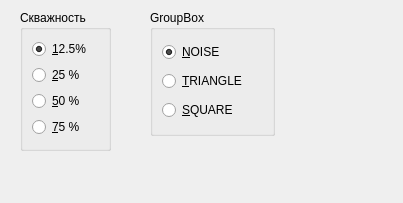
Above: SyntTest/nessyntform.ui from Warchild33/FormantSynth before the change. Below: the same form after it.
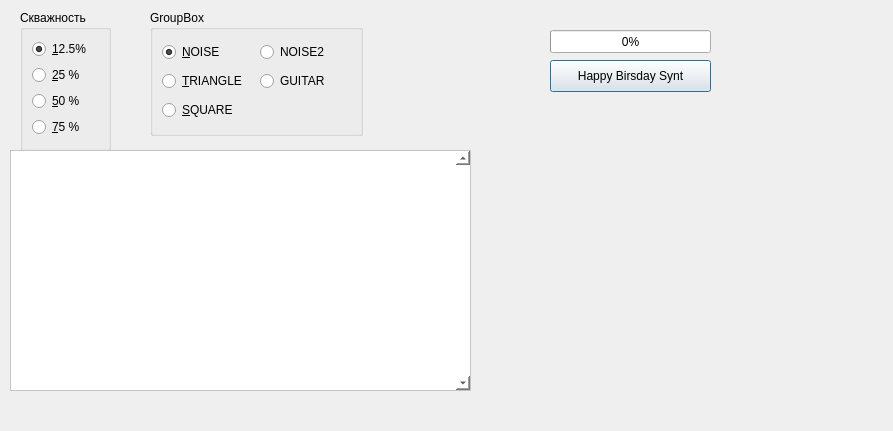
That is the form after the change.

Commit message: working on guitar synth

What changed in the file:
```diff
--- a/SyntTest/nessyntform.ui
+++ b/SyntTest/nessyntform.ui
@@ -6,8 +6,8 @@
    <rect>
     <x>0</x>
     <y>0</y>
-    <width>403</width>
-    <height>203</height>
+    <width>893</width>
+    <height>431</height>
    </rect>
   </property>
   <property name="windowTitle">
@@ -64,15 +64,15 @@
     <rect>
      <x>150</x>
      <y>10</y>
-     <width>125</width>
+     <width>213</width>
      <height>126</height>
     </rect>
    </property>
    <property name="title">
     <string>GroupBox</string>
    </property>
-   <layout class="QVBoxLayout" name="verticalLayout">
-    <item>
+   <layout class="QGridLayout" name="gridLayout_2">
+    <item row="0" column="0">
      <widget class="QRadioButton" name="NoiseBut">
       <property name="text">
        <string>&amp;NOISE</string>
@@ -82,14 +82,24 @@
       </property>
      </widget>
     </item>
-    <item>
+    <item row="0" column="1">
+     <widget class="QRadioButton" name="squareButton_2">
+      <property name="text">
+       <string>NOISE2</string>
+      </property>
+      <property name="checked">
+       <bool>false</bool>
+      </property>
+     </widget>
+    </item>
+    <item row="1" column="0">
      <widget class="QRadioButton" name="triangleButton">
       <property name="text">
        <string>&amp;TRIANGLE</string>
       </property>
      </widget>
     </item>
-    <item>
+    <item row="2" column="0">
      <widget class="QRadioButton" name="squareButton">
       <property name="text">
        <string>&amp;SQUARE</string>
@@ -99,8 +109,73 @@
       </property>
      </widget>
     </item>
+    <item row="1" column="1">
+     <widget class="QRadioButton" name="squareButton_3">
+      <property name="text">
+       <string>GUITAR</string>
+      </property>
+      <property name="checked">
+       <bool>false</bool>
+      </property>
+     </widget>
+    </item>
    </layout>
   </widget>
+  <widget class="QPlainTextEdit" name="console">
+   <property name="geometry">
+    <rect>
+     <x>10</x>
+     <y>150</y>
+     <width>461</width>
+     <height>241</height>
+    </rect>
+   </property>
+   <property name="styleSheet">
+    <string notr="true">background-color: rgb(255, 255, 255);</string>
+   </property>
+   <property name="verticalScrollBarPolicy">
+    <enum>Qt::ScrollBarAlwaysOn</enum>
+   </property>
+   <property name="horizontalScrollBarPolicy">
+    <enum>Qt::ScrollBarAlwaysOff</enum>
+   </property>
+  </widget>
+  <widget class="QWidget" name="plotFrame" native="true">
+   <property name="geometry">
+    <rect>
+     <x>480</x>
+     <y>150</y>
+     <width>401</width>
+     <height>241</height>
+    </rect>
+   </property>
+  </widget>
+  <widget class="QPushButton" name="hbSongButton">
+   <property name="geometry">
+    <rect>
+     <x>550</x>
+     <y>60</y>
+     <width>161</width>
+     <height>32</height>
+    </rect>
+   </property>
+   <property name="text">
+    <string>Happy Birsday Synt</string>
+   </property>
+  </widget>
+  <widget class="QProgressBar" name="progressBar">
+   <property name="geometry">
+    <rect>
+     <x>550</x>
+     <y>30</y>
+     <width>161</width>
+     <height>23</height>
+    </rect>
+   </property>
+   <property name="value">
+    <number>0</number>
+   </property>
+  </widget>
  </widget>
  <resources/>
  <connections/>
```
The commit also changes 26 other files.
